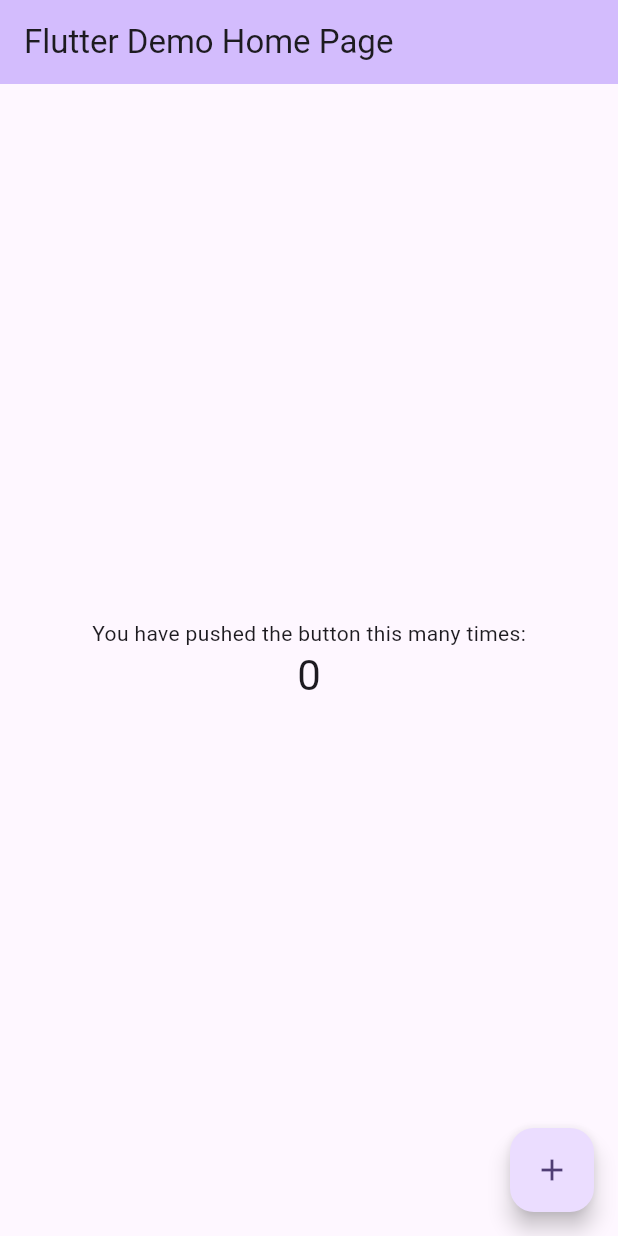
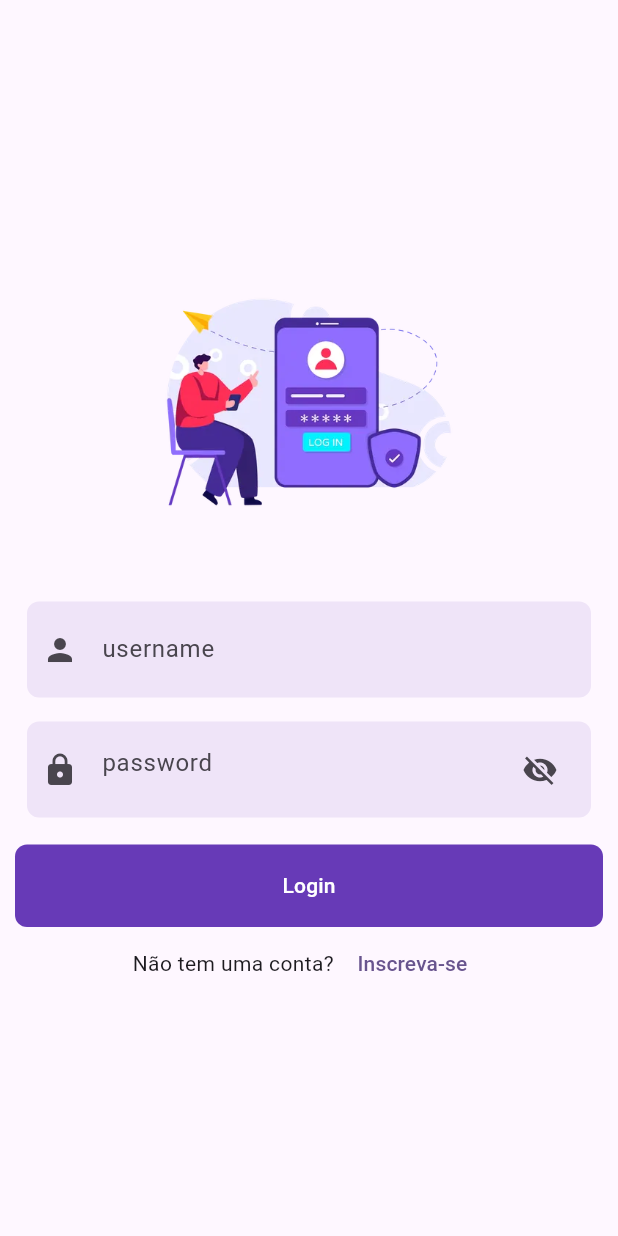
Before and after one commit to maytton/SignupPageDesign, a Flutter app: the screen it shows after launch, on a phone screen of 412 x 824 dp. Run offline on Flutter 3.47's test engine with Material 3 defaults, Android fonts, the phone set to English and light mode, and no system bars.

Commit message:
Tela de login

```diff
--- /dev/null
+++ b/lib/auth/login.dart
@@ -0,0 +1,118 @@
+import 'package:flutter/material.dart';
+
+class LoginScreen extends StatefulWidget {
+  const LoginScreen({super.key});
+
+  @override
+  State<LoginScreen> createState() => _LoginScreenState();
+}
+
+class _LoginScreenState extends State<LoginScreen> {
+  final username = TextEditingController();
+  final password = TextEditingController();
+  bool isVisible = false;
+  final formKey = GlobalKey<FormState>();
+
+  @override
+  Widget build(BuildContext context) {
+    return Scaffold(
+      body: Center(
+        child: SingleChildScrollView(
+          child: Padding(
+            padding: const EdgeInsets.all(10.0),
+            child: Form(
+              key: formKey,
+              child: Column(
+                children: [
+                  Image.asset(
+                    "img/3783954.webp",
+                    width: 220,
+                  ),
+                  const SizedBox(height: 15),
+                  Container(
+                    margin: const EdgeInsets.all(8),
+                    padding:
+                        const EdgeInsets.symmetric(horizontal: 10, vertical: 8),
+                    decoration: BoxDecoration(
+                        borderRadius: BorderRadius.circular(8),
+                        color: Colors.deepPurple.withOpacity(0.1)),
+                    child: TextFormField(
+                      validator: (value) {
+                        if (value!.isEmpty) {
+                          return "username is required";
+                        }
+                        return null;
+                      },
+                      decoration: const InputDecoration(
+                        icon: Icon(Icons.person),
+                        border: InputBorder.none,
+                        hintText: "username",
+                      ),
+                    ),
+                  ),
+                  Container(
+                    margin: const EdgeInsets.all(8),
+                    padding:
+                        const EdgeInsets.symmetric(horizontal: 10, vertical: 8),
+                    decoration: BoxDecoration(
+                        borderRadius: BorderRadius.circular(8),
+                        color: Colors.deepPurple.withOpacity(0.1)),
+                    child: TextFormField(
+                      validator: (value) {
+                        if (value!.isEmpty) {
+                          return "password is required";
+                        }
+                        return null;
+                      },
+                      obscureText: !isVisible,
+                      decoration: InputDecoration(
+                          icon: Icon(Icons.lock),
+                          border: InputBorder.none,
+                          hintText: "password",
+                          suffixIcon: IconButton(
+                              onPressed: () {
+                                setState(() {
+                                  isVisible = !isVisible;
+                                });
+                              },
+                              icon: Icon(isVisible
+                                  ? Icons.visibility
+                                  : Icons.visibility_off))),
+                    ),
+                  ),
+                  const SizedBox(height: 10),
+                  Container(
+                    height: 55,
+                    width: MediaQuery.of(context).size.width * 9,
+                    decoration: BoxDecoration(
+                        borderRadius: BorderRadius.circular(8),
+                        color: Colors.deepPurple),
+                    child: TextButton(
+                      onPressed: () {
+                        if(formKey.currentState!.validate()){
+
+                        }
+                      },
+                      child: const Text(
+                        "Login",
+                        style: TextStyle(color: Colors.white),
+                      ),
+                    ),
+                  ),
+                  Row(
+                    mainAxisAlignment: MainAxisAlignment.center,
+                    children: [
+                      const Text("Não tem uma conta? "),
+                      TextButton(
+                          onPressed: () {}, child: const Text("Inscreva-se")),
+                    ],
+                  )
+                ],
+              ),
+            ),
+          ),
+        ),
+      ),
+    );
+  }
+}
--- a/lib/main.dart
+++ b/lib/main.dart
@@ -1,125 +1,31 @@
 import 'package:flutter/material.dart';
+import 'package:flutter/services.dart';
+
+import 'auth/login.dart';
 
 void main() {
+  SystemChrome.setSystemUIOverlayStyle(const SystemUiOverlayStyle(
+      statusBarColor: Colors.transparent,
+      statusBarBrightness: Brightness.dark,
+      systemNavigationBarColor: Colors.transparent,
+      systemNavigationBarDividerColor: Colors.transparent,
+      systemNavigationBarIconBrightness: Brightness.dark,
+      statusBarIconBrightness: Brightness.dark));
   runApp(const MyApp());
 }
 
 class MyApp extends StatelessWidget {
   const MyApp({super.key});
-
-  // This widget is the root of your application.
   @override
   Widget build(BuildContext context) {
     return MaterialApp(
+      debugShowCheckedModeBanner: false,
       title: 'Flutter Demo',
       theme: ThemeData(
-        // This is the theme of your application.
-        //
-        // TRY THIS: Try running your application with "flutter run". You'll see
-        // the application has a purple toolbar. Then, without quitting the app,
-        // try changing the seedColor in the colorScheme below to Colors.green
-        // and then invoke "hot reload" (save your changes or press the "hot
-        // reload" button in a Flutter-supported IDE, or press "r" if you used
-        // the command line to start the app).
-        //
-        // Notice that the counter didn't reset back to zero; the application
-        // state is not lost during the reload. To reset the state, use hot
-        // restart instead.
-        //
-        // This works for code too, not just values: Most code changes can be
-        // tested with just a hot reload.
         colorScheme: ColorScheme.fromSeed(seedColor: Colors.deepPurple),
         useMaterial3: true,
       ),
-      home: const MyHomePage(title: 'Flutter Demo Home Page'),
+      home: const LoginScreen(),
     );
   }
 }
-
-class MyHomePage extends StatefulWidget {
-  const MyHomePage({super.key, required this.title});
-
-  // This widget is the home page of your application. It is stateful, meaning
-  // that it has a State object (defined below) that contains fields that affect
-  // how it looks.
-
-  // This class is the configuration for the state. It holds the values (in this
-  // case the title) provided by the parent (in this case the App widget) and
-  // used by the build method of the State. Fields in a Widget subclass are
-  // always marked "final".
-
-  final String title;
-
-  @override
-  State<MyHomePage> createState() => _MyHomePageState();
-}
-
-class _MyHomePageState extends State<MyHomePage> {
-  int _counter = 0;
-
-  void _incrementCounter() {
-    setState(() {
-      // This call to setState tells the Flutter framework that something has
-      // changed in this State, which causes it to rerun the build method below
-      // so that the display can reflect the updated values. If we changed
-      // _counter without calling setState(), then the build method would not be
-      // called again, and so nothing would appear to happen.
-      _counter++;
-    });
-  }
-
-  @override
-  Widget build(BuildContext context) {
-    // This method is rerun every time setState is called, for instance as done
-    // by the _incrementCounter method above.
-    //
-    // The Flutter framework has been optimized to make rerunning build methods
-    // fast, so that you can just rebuild anything that needs updating rather
-    // than having to individually change instances of widgets.
-    return Scaffold(
-      appBar: AppBar(
-        // TRY THIS: Try changing the color here to a specific color (to
-        // Colors.amber, perhaps?) and trigger a hot reload to see the AppBar
-        // change color while the other colors stay the same.
-        backgroundColor: Theme.of(context).colorScheme.inversePrimary,
-        // Here we take the value from the MyHomePage object that was created by
-        // the App.build method, and use it to set our appbar title.
-        title: Text(widget.title),
-      ),
-      body: Center(
-        // Center is a layout widget. It takes a single child and positions it
-        // in the middle of the parent.
-        child: Column(
-          // Column is also a layout widget. It takes a list of children and
-          // arranges them vertically. By default, it sizes itself to fit its
-          // children horizontally, and tries to be as tall as its parent.
-          //
-          // Column has various properties to control how it sizes itself and
-          // how it positions its children. Here we use mainAxisAlignment to
-          // center the children vertically; the main axis here is the vertical
-          // axis because Columns are vertical (the cross axis would be
-          // horizontal).
-          //
-          // TRY THIS: Invoke "debug painting" (choose the "Toggle Debug Paint"
-          // action in the IDE, or press "p" in the console), to see the
-          // wireframe for each widget.
-          mainAxisAlignment: MainAxisAlignment.center,
-          children: <Widget>[
-            const Text(
-              'You have pushed the button this many times:',
-            ),
-            Text(
-              '$_counter',
-              style: Theme.of(context).textTheme.headlineMedium,
-            ),
-          ],
-        ),
-      ),
-      floatingActionButton: FloatingActionButton(
-        onPressed: _incrementCounter,
-        tooltip: 'Increment',
-        child: const Icon(Icons.add),
-      ), // This trailing comma makes auto-formatting nicer for build methods.
-    );
-  }
-}
--- a/pubspec.yaml
+++ b/pubspec.yaml
@@ -59,8 +59,8 @@ flutter:
   uses-material-design: true
 
   # To add assets to your application, add an assets section, like this:
-  # assets:
-  #   - images/a_dot_burr.jpeg
+  assets:
+    - img/3783954.webp
   #   - images/a_dot_ham.jpeg
 
   # An image asset can refer to one or more resolution-specific "variants", see
```
Also changed, not shown: img/3783954.webp (added).
